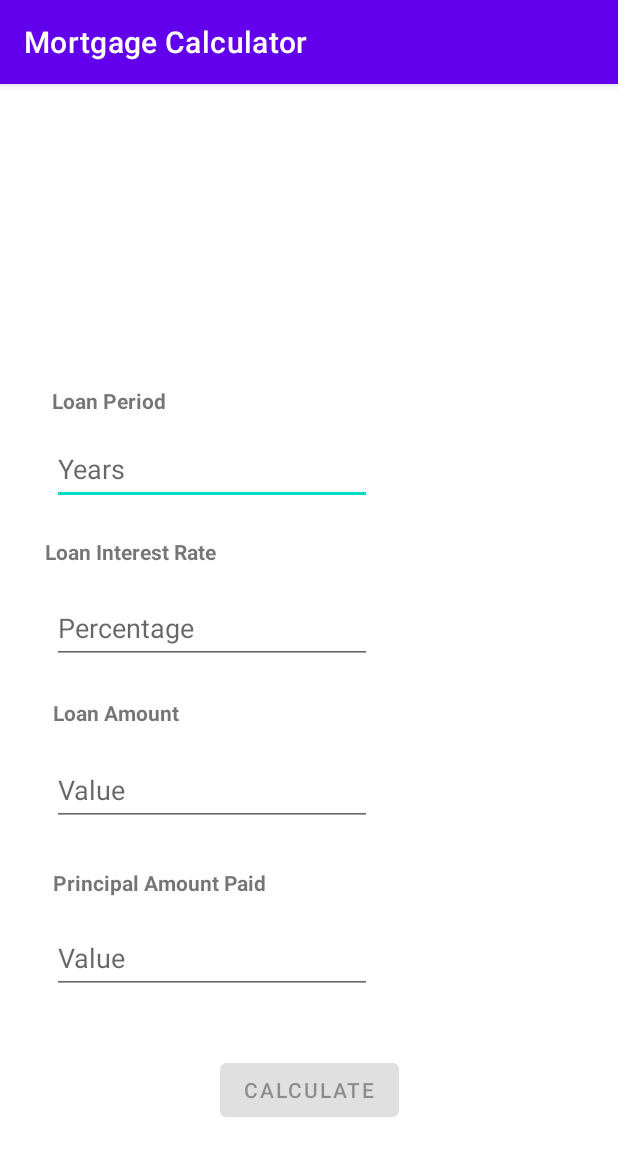
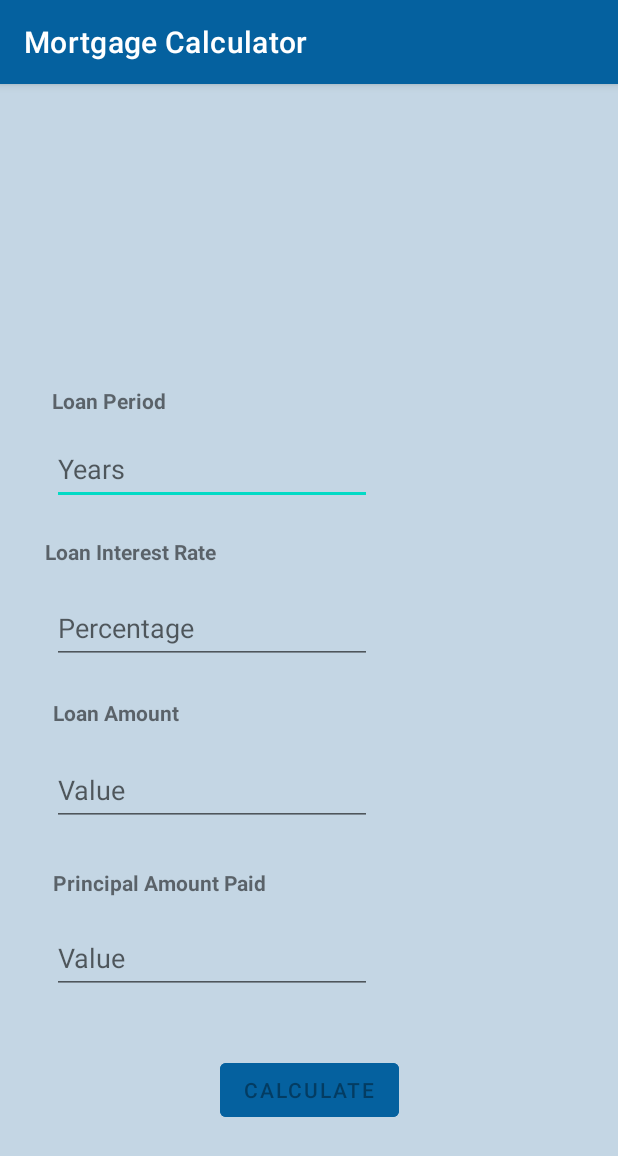
Before and after one commit to jangwool/HomeMortgageCalculator, an Android app: the screen it shows after launch (MainActivity), on a phone screen of 412 x 824 dp. Shown: the top 1156 px of the screen. Run offline under Robolectric (Android 15) with nearby library versions, the phone set to English and light mode, and no system bars.

Commit message:
updated colors

```diff
--- a/app/src/main/java/com/example/homemortgage/view/MainActivity.kt
+++ b/app/src/main/java/com/example/homemortgage/view/MainActivity.kt
@@ -1,15 +1,16 @@
 package com.example.homemortgage.view
 
+import android.content.Intent
+import android.graphics.Color
+import android.graphics.drawable.ColorDrawable
+import android.os.Bundle
+import android.text.Editable
+import android.text.TextWatcher
+import android.widget.Button
+import android.widget.EditText
 import androidx.appcompat.app.AppCompatActivity
 import com.example.homemortgage.R
-import android.text.TextWatcher
-import android.text.Editable
 
-import android.widget.Button
-import android.content.Intent
-import android.os.Bundle
-import android.widget.EditText
-import com.example.homemortgage.model.MortgageModel
 
 /**
  * Inti Espejo
@@ -25,6 +26,15 @@ class MainActivity : AppCompatActivity() {
         if (bar != null) {
             bar.setTitle("Mortgage Calculator")
         }
+
+        // Define ColorDrawable object and parse color
+        // using parseColor method
+        // with color hash code as its parameter
+        val colorDrawable = ColorDrawable(Color.parseColor("#05619F"))
+
+        // Set BackgroundDrawable
+        bar!!.setBackgroundDrawable(colorDrawable)
+
 
         // calculate button
         val calc = findViewById<Button>(R.id.calcButton)
--- a/app/src/main/res/layout/activity_main.xml
+++ b/app/src/main/res/layout/activity_main.xml
@@ -4,6 +4,7 @@
     xmlns:tools="http://schemas.android.com/tools"
     android:layout_width="match_parent"
     android:layout_height="match_parent"
+    android:background="#C4D6E4"
     tools:context=".view.MainActivity">
 
     <TextView
@@ -65,6 +66,7 @@
         android:layout_marginTop="40dp"
         android:layout_marginBottom="65dp"
         android:text="Calculate"
+        android:backgroundTint="#05619F"
         android:enabled="false"
         app:layout_constraintBottom_toBottomOf="parent"
         app:layout_constraintEnd_toEndOf="parent"
--- a/app/src/main/res/layout/activity_second.xml
+++ b/app/src/main/res/layout/activity_second.xml
@@ -4,6 +4,7 @@
     xmlns:tools="http://schemas.android.com/tools"
     android:layout_width="match_parent"
     android:layout_height="match_parent"
+    android:background="#C4D6E4"
     tools:context=".view.SecondActivity">
 
     <ScrollView
--- a/app/src/main/res/values/colors.xml
+++ b/app/src/main/res/values/colors.xml
@@ -1,8 +1,8 @@
 <?xml version="1.0" encoding="utf-8"?>
 <resources>
     <color name="purple_200">#FFBB86FC</color>
-    <color name="purple_500">#FF6200EE</color>
-    <color name="purple_700">#FF3700B3</color>
+    <color name="purple_500">#E1DEE6</color>
+    <color name="purple_700">#0E0D12</color>
     <color name="teal_200">#FF03DAC5</color>
     <color name="teal_700">#FF018786</color>
     <color name="black">#FF000000</color>
--- a/app/src/main/res/values/themes.xml
+++ b/app/src/main/res/values/themes.xml
@@ -2,7 +2,7 @@
     <!-- Base application theme. -->
     <style name="Theme.MortgageCalculator" parent="Theme.MaterialComponents.DayNight.DarkActionBar">
         <!-- Primary brand color. -->
-        <item name="colorPrimary">@color/purple_500</item>
+        <item name="colorPrimary">@color/purple_200</item>
         <item name="colorPrimaryVariant">@color/purple_700</item>
         <item name="colorOnPrimary">@color/white</item>
         <!-- Secondary brand color. -->
```
Also changed, not shown: app/src/main/java/com/example/homemortgage/view/SecondActivity.java (+8 -0 lines).
